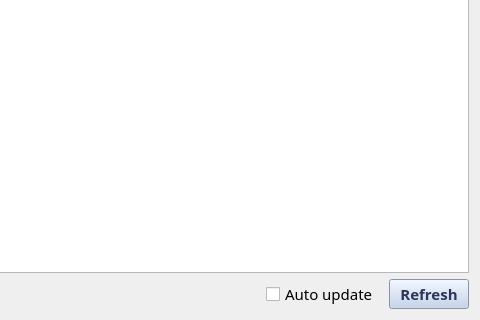
Old version of the form eodh_qgis/ui/jobs.ui in the repository EO-DataHub/eodh-qgis; both pictures show x 128 to 608 and y 214 to 534 of the 608 by 534 pixel window.
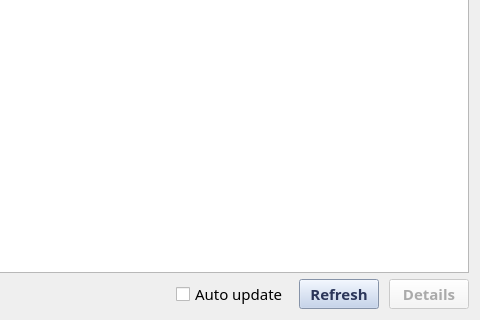
New version of the form.

The edit to the form file:
```diff
--- a/eodh_qgis/ui/jobs.ui
+++ b/eodh_qgis/ui/jobs.ui
@@ -26,6 +26,10 @@
 	background: #BCCEEB;
 	color: #2A3559;
 	font-weight: bold;
+}
+QPushButton:disabled {
+	background: #f6f6f6;
+	color: #aaa;
 }</string>
   </property>
   <layout class="QVBoxLayout" name="verticalLayout">
@@ -61,7 +65,7 @@
       <widget class="QPushButton" name="jobs_refresh_button">
        <property name="font">
         <font>
-         <family>Sans Serif</family>
+         <family>Fira Sans</family>
          <pointsize>11</pointsize>
          <weight>75</weight>
          <bold>true</bold>
@@ -72,6 +76,27 @@
        </property>
       </widget>
      </item>
+     <item>
+      <widget class="QPushButton" name="details_button">
+       <property name="enabled">
+        <bool>false</bool>
+       </property>
+       <property name="font">
+        <font>
+         <family>Fira Sans</family>
+         <pointsize>11</pointsize>
+         <weight>75</weight>
+         <bold>true</bold>
+        </font>
+       </property>
+       <property name="styleSheet">
+        <string notr="true"/>
+       </property>
+       <property name="text">
+        <string>Details</string>
+       </property>
+      </widget>
+     </item>
     </layout>
    </item>
   </layout>
```
Left out of the diff: 20 changed lines with no effect on the pictures.
